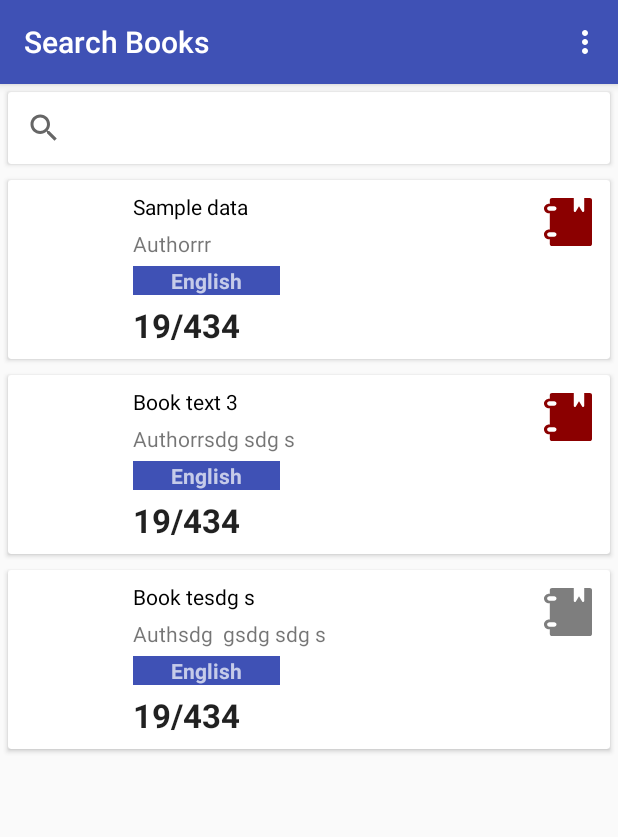
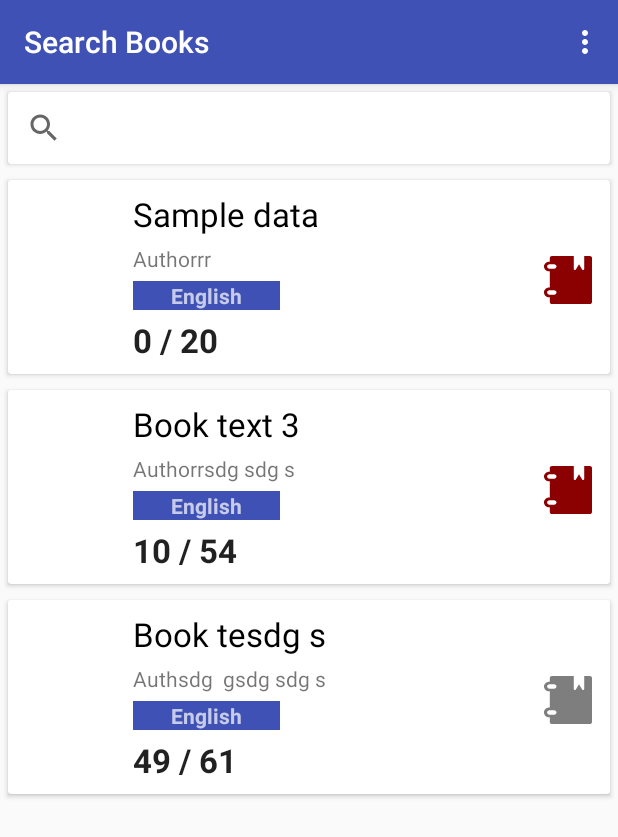
Before and after one commit to hasithabs/book-reader-android, an Android app: the screen it shows after launch (SearchBookActivity), after a tap on "Search Books", on a phone screen of 412 x 824 dp. Shown: the top 837 px of the screen. Run offline under Robolectric (Android 15) with nearby library versions, the phone set to English and light mode, and no system bars.

Commit message:
Add - changing current page value

```diff
--- a/app/src/main/AndroidManifest.xml
+++ b/app/src/main/AndroidManifest.xml
@@ -7,6 +7,7 @@
 
     <application
         android:allowBackup="true"
+        android:launchMode="singleInstance"
         android:icon="@mipmap/ic_launcher"
         android:label="@string/app_name"
         android:roundIcon="@mipmap/ic_launcher_round"
--- a/app/src/main/java/com/example/enters/book_reader/Adapter/BookAdapter.java
+++ b/app/src/main/java/com/example/enters/book_reader/Adapter/BookAdapter.java
@@ -1,5 +1,6 @@
 package com.example.enters.book_reader.Adapter;
 
+import android.app.Activity;
 import android.app.AlertDialog;
 import android.content.Context;
 import android.content.DialogInterface;
@@ -63,6 +64,7 @@ public class BookAdapter extends RecyclerView.Adapter<BookAdapter.BookViewHolder
         Book book = bookList.get(position);
         holder.txtBookTitle.setText(book.getTitle());
         holder.txtBookAuthor.setText(book.getAuthor());
+        holder.txtBookPages.setText(book.getCurrentPage() + " / " + book.getPageCount());
         holder.imgBookCover.setImageBitmap(ImageHelper.getBitmapFromAsset(bookContext, book.getImgPath()));
 
         if (book.getType() == 1) {
@@ -77,6 +79,7 @@ public class BookAdapter extends RecyclerView.Adapter<BookAdapter.BookViewHolder
     public class BookViewHolder extends RecyclerView.ViewHolder {
         public TextView txtBookTitle;
         public TextView txtBookAuthor;
+        public TextView txtBookPages;
         public ImageView imgBookCover;
         public ImageView favIcon;
         public Book currentItem;
@@ -84,7 +87,8 @@ public class BookAdapter extends RecyclerView.Adapter<BookAdapter.BookViewHolder
         public BookViewHolder(final View bookItemView) {
             super(bookItemView);
             txtBookTitle = bookItemView.findViewById(R.id.textViewTitle);
-            txtBookAuthor = bookItemView.findViewById(R.id.textViewShortDesc);
+            txtBookAuthor = bookItemView.findViewById(R.id.textViewAuthor);
+            txtBookPages = bookItemView.findViewById(R.id.textViewPages);
             imgBookCover = bookItemView.findViewById(R.id.imageView);
             favIcon = bookItemView.findViewById(R.id.FavIcon);
 
@@ -157,7 +161,13 @@ public class BookAdapter extends RecyclerView.Adapter<BookAdapter.BookViewHolder
         Intent intent = new Intent(bookContext, ReaderActivity.class);
         intent.putExtra("bookId", _currentItem.getId());
         intent.putExtra("bookPath", _currentItem.getFilePath());
-        bookContext.startActivity(intent);
+        intent.putExtra("currentPage", _currentItem.getCurrentPage());
+        ((Activity) bookContext).startActivityForResult(intent, 1);
+//        bookContext.startActivity(intent);
+    }
+
+    public void onActivityResult(int requestCode, int resultCode, Intent data) {
+        Log.d(TAG, "onActivityResult");
     }
 
     private void deleteBookEvent(Book _book) {
@@ -172,7 +182,6 @@ public class BookAdapter extends RecyclerView.Adapter<BookAdapter.BookViewHolder
         int _index = bookList.indexOf(_book);
         bookList.get(_index).setType(0);
         bookDB.changeBookType(_book.getId(), 0);
-        notifyItemRemoved(_index);
         notifyItemRangeChanged(_index, bookList.size());
     }
 
--- a/app/src/main/java/com/example/enters/book_reader/Helper/DatabaseHelper.java
+++ b/app/src/main/java/com/example/enters/book_reader/Helper/DatabaseHelper.java
@@ -31,13 +31,17 @@ public class DatabaseHelper extends SQLiteOpenHelper {
     private static int BOOK_COLUMN_IMGPATH = 3;
     private static int BOOK_COLUMN_FILEPATH = 4;
     private static int BOOK_COLUMN_TYPE = 5;
+    private static int BOOK_COLUMN_PAGECOUNT = 6;
+    private static int BOOK_COLUMN_CURRENTPAGE = 7;
     private static String TABLE_CREATE = "CREATE TABLE IF NOT EXISTS " + TABLE_NAME + " ( " +
             "`id` INTEGER NOT NULL PRIMARY KEY AUTOINCREMENT UNIQUE, " +
             "`title` TEXT NOT NULL, " +
             "`author` TEXT NOT NULL, " +
             "`imgPath` TEXT NOT NULL, " +
             "`filePath` TEXT NOT NULL, " +
-            "`type` INTEGER " +
+            "`type` INTEGER, " +
+            "`pageCount` INTEGER, " +
+            "`currentPage` INTEGER " +
             ");";
 
     private SQLiteDatabase bookDatabase;
@@ -121,7 +125,7 @@ public class DatabaseHelper extends SQLiteOpenHelper {
     }
 
     public void dropTable() {
-        bookDatabase.execSQL("DROP TABLE IF EXISTS" + TABLE_NAME, null);
+        bookDatabase.execSQL("DROP TABLE IF EXISTS '" + TABLE_NAME + "'");
     }
 
     public int getDataCount() {
@@ -132,7 +136,8 @@ public class DatabaseHelper extends SQLiteOpenHelper {
         return count;
     }
 
-    public boolean insertBook (int _id, String _title, String _author, String _imgPath, String _filePath, int _type) {
+    public boolean insertBook (int _id, String _title, String _author, String _imgPath,
+                               String _filePath, int _type, int _PageCount, int _currentPage) {
         ContentValues contentValues = new ContentValues();
         contentValues.put("id", _id);
         contentValues.put("title", _title);
@@ -140,6 +145,8 @@ public class DatabaseHelper extends SQLiteOpenHelper {
         contentValues.put("imgPath", _imgPath);
         contentValues.put("filePath", _filePath);
         contentValues.put("type", _type);
+        contentValues.put("pageCount", _PageCount);
+        contentValues.put("currentPage", _currentPage);
         bookDatabase.insert(TABLE_NAME, null, contentValues);
         return true;
     }
@@ -150,9 +157,12 @@ public class DatabaseHelper extends SQLiteOpenHelper {
         } else {
             Log.d(TAG, "Adding data to book table");
             clearTable();
-            insertBook(1, "Sample data", "Authorrr", "broke_img.jpg", "aassdd.pdf", 1);
-            insertBook(2, "Book text 3", "Authorrsdg sdg s", "broke_img.jpg", "aassdd.pdf", 1);
-            insertBook(3, "Book tesdg s", "Authsdg  gsdg sdg s", "broke_img.jpg", "aassdd.pdf", 0);
+            insertBook(1, "Sample data", "Authorrr",
+                    "broke_img.jpg", "aassdd.pdf", 1, 20, 0);
+            insertBook(2, "Book text 3", "Authorrsdg sdg s",
+                    "broke_img.jpg", "aassdd.pdf", 1, 54, 10);
+            insertBook(3, "Book tesdg s", "Authsdg  gsdg sdg s",
+                    "broke_img.jpg", "aassdd.pdf", 0, 61, 49);
         }
     }
 
@@ -168,7 +178,9 @@ public class DatabaseHelper extends SQLiteOpenHelper {
                     data.getString(BOOK_COLUMN_AUTHOR),
                     data.getString(BOOK_COLUMN_IMGPATH),
                     data.getString(BOOK_COLUMN_FILEPATH),
-                    data.getInt(BOOK_COLUMN_TYPE)
+                    data.getInt(BOOK_COLUMN_TYPE),
+                    data.getInt(BOOK_COLUMN_PAGECOUNT),
+                    data.getInt(BOOK_COLUMN_CURRENTPAGE)
             ));
         }
         close();
@@ -183,12 +195,18 @@ public class DatabaseHelper extends SQLiteOpenHelper {
     }
 
     public void changeBookType(int id, int type) {
+        Log.d(TAG, "Changing book type in table");
         QueryData("UPDATE " + TABLE_NAME + " SET type = " + type + " WHERE id = " + id).moveToFirst();
-        Log.d(TAG, "Change book type in table");
+        Log.d(TAG, "Changed book type in table");
     }
 
     public boolean removeBook(int id) {
         Log.d(TAG, "Removing item from table");
         return bookDatabase.delete(TABLE_NAME, "id = " + id, null) > 0;
     }
+
+    public void changeBookPage(int id, int currentPage) {
+        Log.d(TAG, "Changing current page in table book");
+        QueryData("UPDATE " + TABLE_NAME + " SET currentPage = " + currentPage + " WHERE id = " + id).moveToFirst();
+    }
 }
--- a/app/src/main/java/com/example/enters/book_reader/UI/SearchBookActivity.java
+++ b/app/src/main/java/com/example/enters/book_reader/UI/SearchBookActivity.java
@@ -48,7 +48,9 @@ public class SearchBookActivity extends AppCompatActivity implements SearchView.
                         Books.getString(2),
                         Books.getString(3),
                         Books.getString(4),
-                        Books.getInt(5)));
+                        Books.getInt(5),
+                        Books.getInt(6),
+                        Books.getInt(7)));
             }
         }
 
@@ -83,9 +85,6 @@ public class SearchBookActivity extends AppCompatActivity implements SearchView.
 
     @Override
     public void onClick(View view) {
-        Intent intent = new Intent(this, ReaderActivity.class);
-        intent.putExtra("bookId", "06FgsmilUXAC");
-        SearchBookActivity.this.startActivity(intent);
     }
 
     @Override
--- a/app/src/main/java/com/example/enters/book_reader/book/Book.java
+++ b/app/src/main/java/com/example/enters/book_reader/book/Book.java
@@ -11,14 +11,19 @@ public class Book {
     String imgPath;
     String filePath;
     int type;
+    int pageCount;
+    int currentPage;
 
-    public Book(int id, String title, String author, String imgPath, String filePath, int type) {
+    public Book(int id, String title, String author, String imgPath, String filePath, int type,
+                int pageCount, int currentPage) {
         this.id = id;
         this.title = title;
         this.author = author;
         this.imgPath = imgPath;
         this.filePath = filePath;
         this.type = type;
+        this.pageCount = pageCount;
+        this.currentPage = currentPage;
     }
 
     public Book(int id, String title, String author, String imgPath, String filePath) {
@@ -77,4 +82,20 @@ public class Book {
     public void setType(int type) {
         this.type = type;
     }
+
+    public int getPageCount() {
+        return pageCount;
+    }
+
+    public void setPageCount(int pageCount) {
+        this.pageCount = pageCount;
+    }
+
+    public int getCurrentPage() {
+        return currentPage;
+    }
+
+    public void setCurrentPage(int currentPage) {
+        this.currentPage = currentPage;
+    }
 }
--- a/app/src/main/res/layout/list_layout.xml
+++ b/app/src/main/res/layout/list_layout.xml
@@ -28,11 +28,11 @@
                 android:layout_marginLeft="5dp"
                 android:layout_toRightOf="@id/imageView"
                 android:text="@string/book_title"
-                android:textAppearance="@style/Base.TextAppearance.AppCompat.Small"
+                android:textAppearance="@style/Base.TextAppearance.AppCompat.Large"
                 android:textColor="#000000" />
 
             <TextView
-                android:id="@+id/textViewShortDesc"
+                android:id="@+id/textViewAuthor"
                 android:layout_width="wrap_content"
                 android:layout_height="wrap_content"
                 android:layout_below="@id/textViewTitle"
@@ -40,13 +40,13 @@
                 android:layout_marginTop="5dp"
                 android:layout_toRightOf="@id/imageView"
                 android:text="@string/book_author"
-                android:textAppearance="@style/Base.TextAppearance.AppCompat.Small" />
+            android:textAppearance="@style/Base.TextAppearance.AppCompat.Small" />
 
             <TextView
-                android:id="@+id/textViewRating"
+                android:id="@+id/textViewLang"
                 android:layout_width="wrap_content"
                 android:layout_height="wrap_content"
-                android:layout_below="@id/textViewShortDesc"
+                android:layout_below="@id/textViewAuthor"
                 android:layout_marginLeft="5dp"
                 android:layout_marginTop="5dp"
                 android:layout_toRightOf="@id/imageView"
@@ -58,10 +58,10 @@
                 android:textStyle="bold" />
 
             <TextView
-                android:id="@+id/textViewPrice"
+                android:id="@+id/textViewPages"
                 android:layout_width="wrap_content"
                 android:layout_height="wrap_content"
-                android:layout_below="@id/textViewRating"
+                android:layout_below="@id/textViewLang"
                 android:layout_marginLeft="5dp"
                 android:layout_marginTop="5dp"
                 android:layout_toRightOf="@id/imageView"
@@ -75,6 +75,7 @@
                 android:layout_width="40dp"
                 android:layout_height="40dp"
                 android:layout_alignParentRight="true"
+                android:layout_alignBottom="@id/textViewLang"
                 android:tint="@color/colorGrayLight"
                 android:padding="4dp" />
 
```
Also changed, not shown: app/src/main/java/com/example/enters/book_reader/UI/FavoriteActivity.java (+33 -4 lines), app/src/main/java/com/example/enters/book_reader/UI/ReaderActivity.java (+34 -6 lines), 2 other files.
